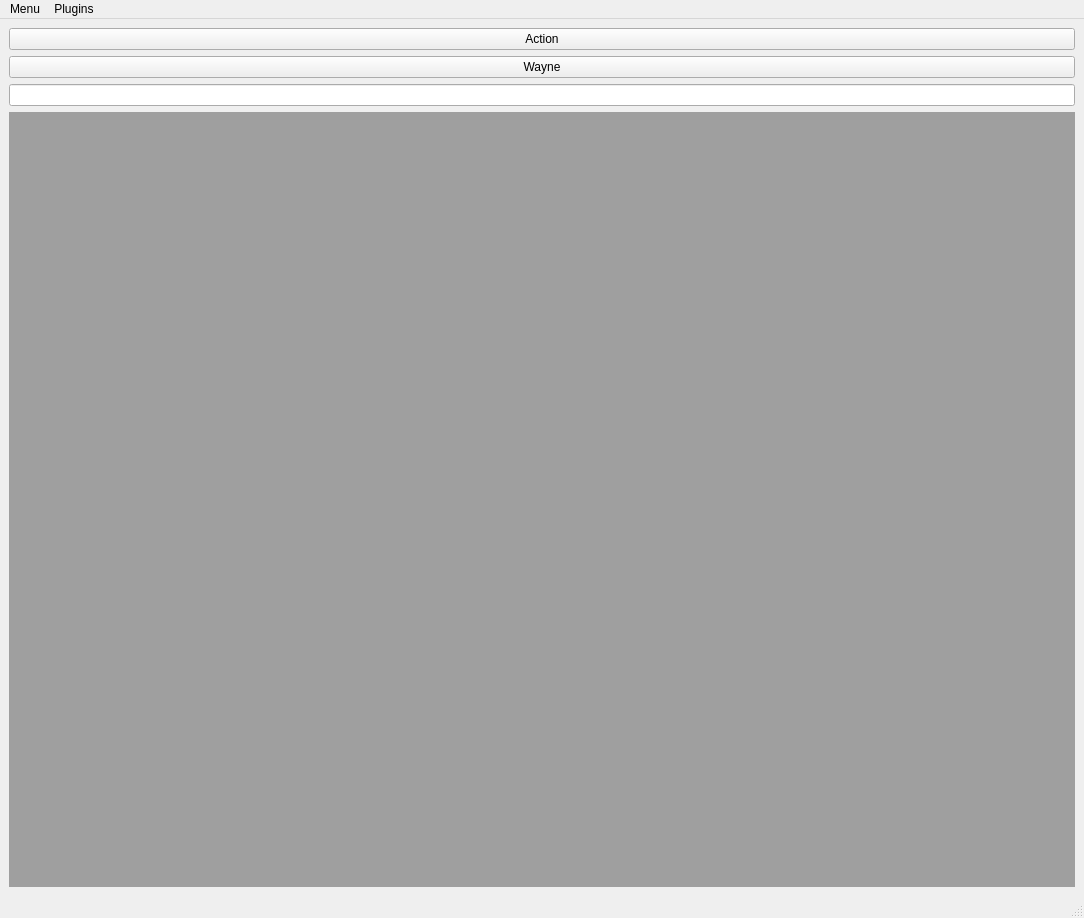
Qt form ui/gui/main.ui (TUB-Control/PaPI) before a commit.
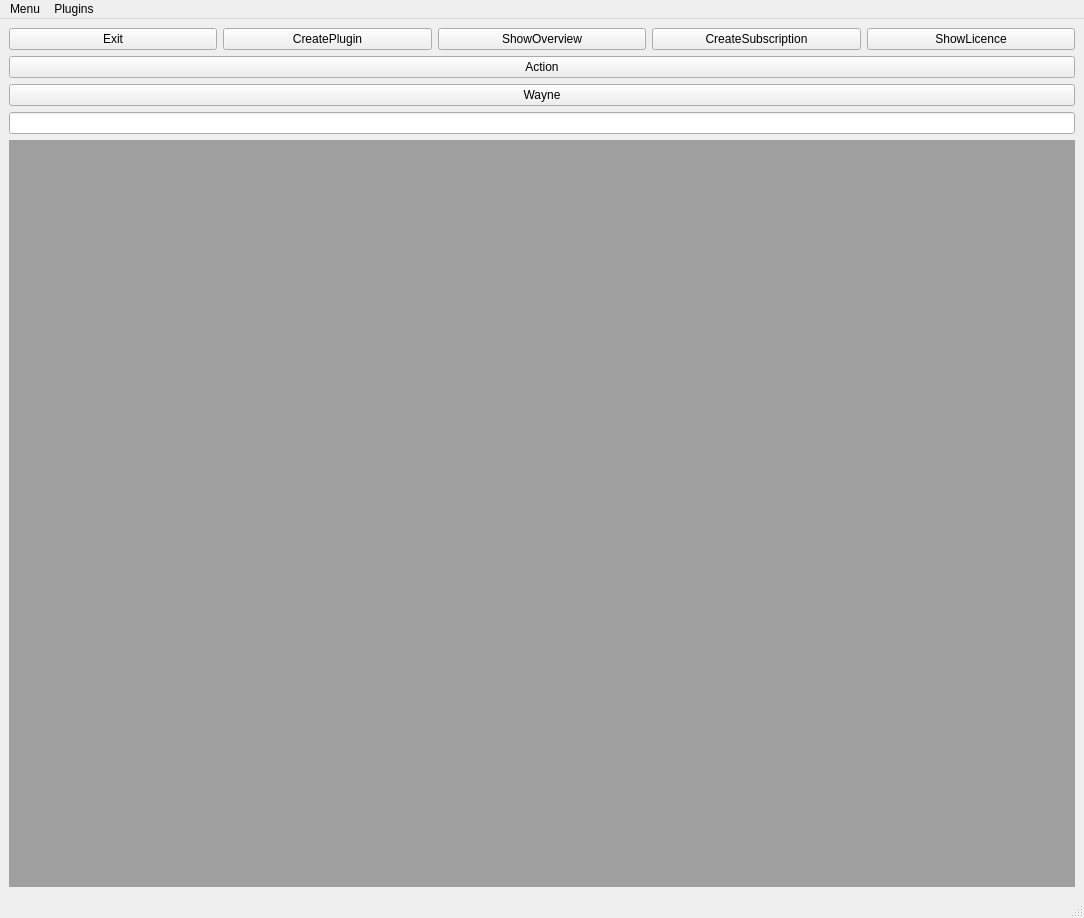
The same form after that commit.

Commit message: added icons in GUI, added subscription handling

What changed in the file:
```diff
--- a/ui/gui/main.ui
+++ b/ui/gui/main.ui
@@ -15,6 +15,45 @@
   </property>
   <widget class="QWidget" name="centralwidget">
    <layout class="QVBoxLayout" name="verticalLayout_2">
+    <item>
+     <layout class="QHBoxLayout" name="horizontalLayout">
+      <item>
+       <widget class="QPushButton" name="buttonExit">
+        <property name="text">
+         <string>Exit</string>
+        </property>
+       </widget>
+      </item>
+      <item>
+       <widget class="QPushButton" name="buttonCreatePlugin">
+        <property name="text">
+         <string>CreatePlugin</string>
+        </property>
+       </widget>
+      </item>
+      <item>
+       <widget class="QPushButton" name="buttonShowOverview">
+        <property name="text">
+         <string>ShowOverview</string>
+        </property>
+       </widget>
+      </item>
+      <item>
+       <widget class="QPushButton" name="buttonCreateSubscription">
+        <property name="text">
+         <string>CreateSubscription</string>
+        </property>
+       </widget>
+      </item>
+      <item>
+       <widget class="QPushButton" name="buttonShowLicence">
+        <property name="text">
+         <string>ShowLicence</string>
+        </property>
+       </widget>
+      </item>
+     </layout>
+    </item>
     <item>
      <widget class="QPushButton" name="stefans_button">
       <property name="text">
```
Left out of the diff: 7 changed lines with no effect on the pictures. The commit also changes 8 other files.
